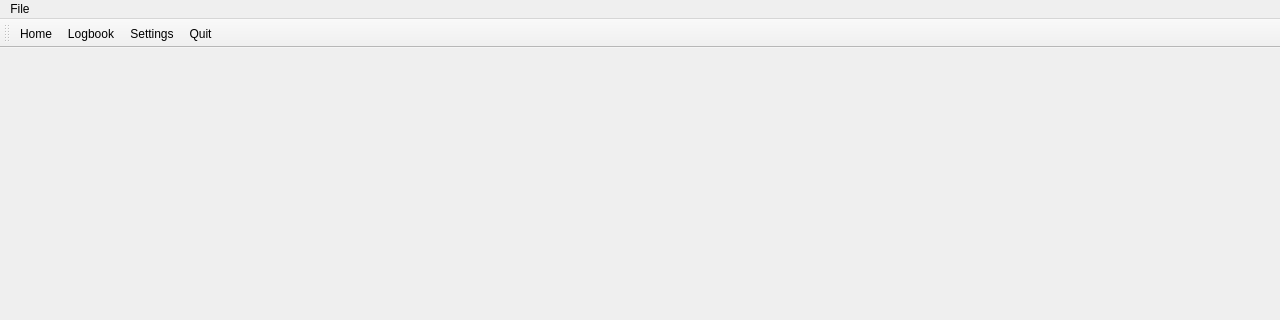
Qt form mainwindow.ui (fiffty-50/openPilotLog) before a commit; both pictures show x 0 to 1280 and y 0 to 320 of the 1280 by 720 pixel window.
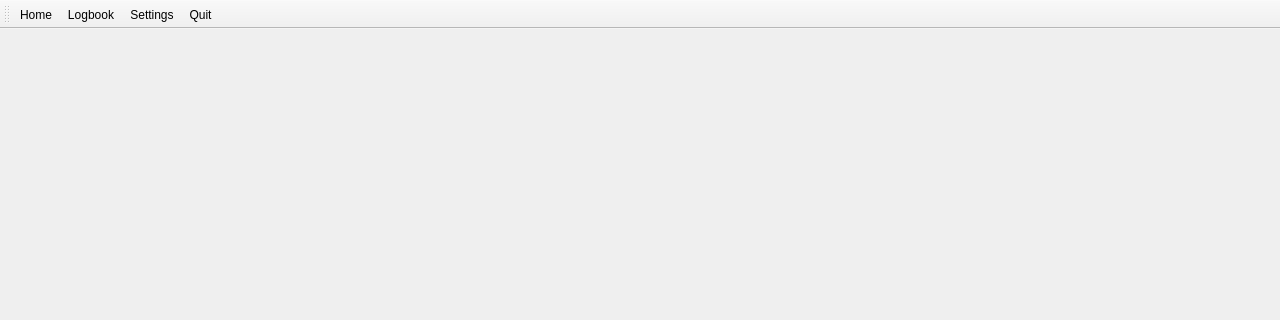
The same form after that commit.

Commit message: menubar removed

Diff of the .ui file:
```diff
--- a/mainwindow.ui
+++ b/mainwindow.ui
@@ -24,25 +24,6 @@
    </layout>
   </widget>
   <widget class="QStatusBar" name="statusbar"/>
-  <widget class="QMenuBar" name="menubar">
-   <property name="geometry">
-    <rect>
-     <x>0</x>
-     <y>0</y>
-     <width>1280</width>
-     <height>24</height>
-    </rect>
-   </property>
-   <widget class="QMenu" name="menuFile">
-    <property name="title">
-     <string>File</string>
-    </property>
-    <addaction name="actionNew_Flight"/>
-    <addaction name="separator"/>
-    <addaction name="actionQuit"/>
-   </widget>
-   <addaction name="menuFile"/>
-  </widget>
   <widget class="QToolBar" name="toolBar">
    <property name="windowTitle">
     <string>toolBar</string>
```
